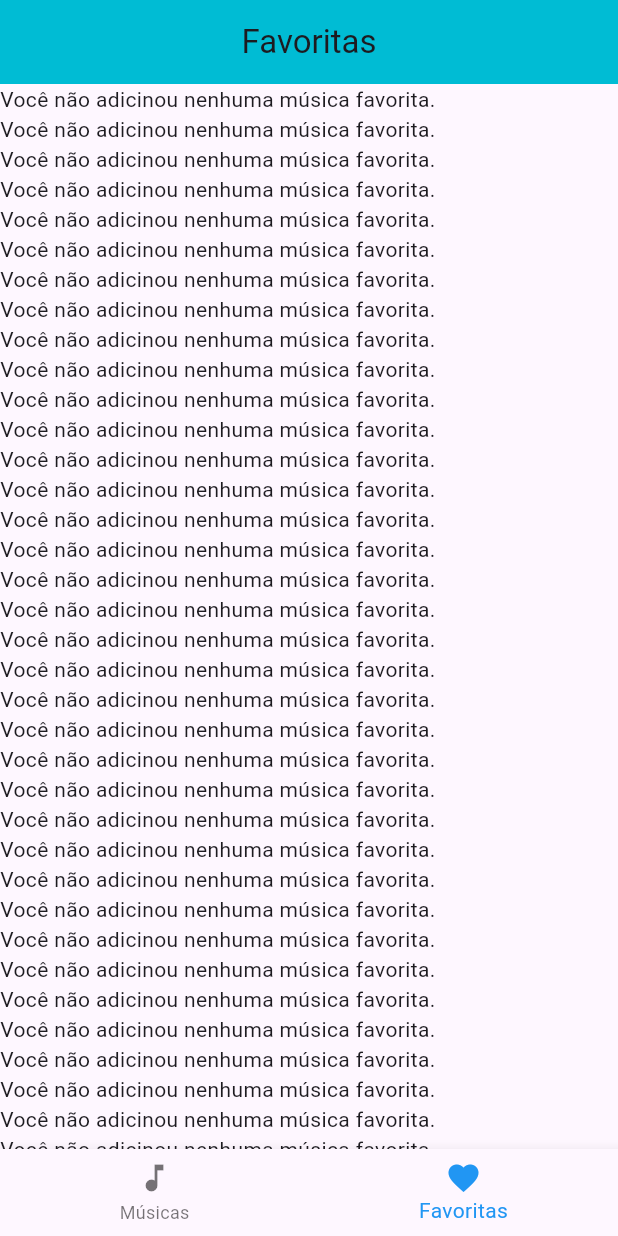
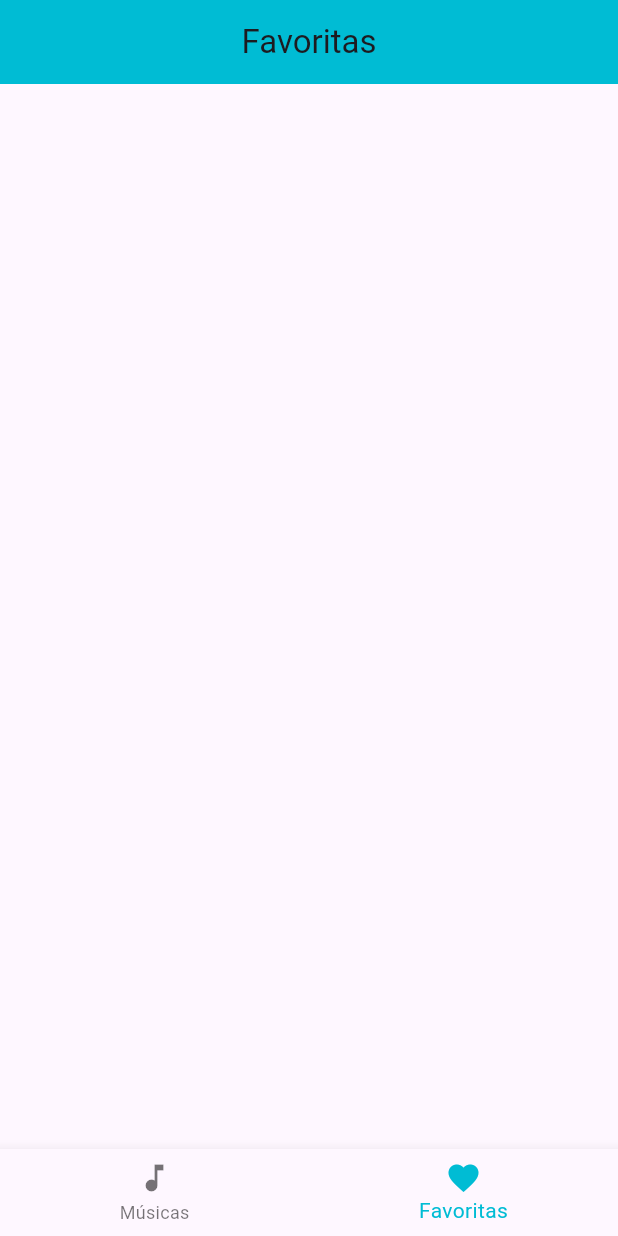
Before and after one commit to LeonardoFreitasDev/livrodecorosv2, a Flutter app: the screen it shows after launch, item 2 of the bottom bar chosen, on a phone screen of 412 x 824 dp. Run offline on Flutter 3.47's test engine with Material 3 defaults, Android fonts, the phone set to English and light mode, and no system bars.

Commit message:
Correção no loyout da tela de favoritos, e mmelhorias na renderização da lista de songs

```diff
--- a/livro_de_coros_v2/lib/views/FavoriteListScreen.dart
+++ b/livro_de_coros_v2/lib/views/FavoriteListScreen.dart
@@ -50,13 +50,6 @@ class _FavoriteListScreenState extends State<FavoriteListScreen> {
   @override
   Widget build(BuildContext context) {
     return Scaffold(
-      appBar: AppBar(
-        title: const Center(
-          child: Text(
-            'Favoritas',
-          ),
-        ),
-      ),
       body: Scrollbar(
         child: ListView.builder(
           itemCount: widget.songList.length,
@@ -71,13 +64,12 @@ class _FavoriteListScreenState extends State<FavoriteListScreen> {
                     ),
                     margin: EdgeInsets.all(3.0),
                     child: ListTile(
-                      title: Flexible(
-                          child: Text(
+                      title: Text(
                         'Nº ${'${widget.songList[index].numero} - ${widget.songList[index].titulo}'}',
                         overflow: TextOverflow.ellipsis,
                         maxLines: 1,
                         style: TextStyle(fontWeight: FontWeight.bold),
-                      )),
+                      ),
                       subtitle: Text(
                         '${widget.songList[index].letra[0].toString()}...',
                         overflow: TextOverflow.ellipsis,
@@ -110,7 +102,7 @@ class _FavoriteListScreenState extends State<FavoriteListScreen> {
                       },
                     ),
                   )
-                : Text('Você não adicinou nenhuma música favorita.');
+                : SizedBox();
           },
         ),
       ),
--- a/livro_de_coros_v2/lib/views/SongListView.dart
+++ b/livro_de_coros_v2/lib/views/SongListView.dart
@@ -4,7 +4,6 @@ import 'package:flutter/material.dart';
 import 'dart:convert';
 import 'package:flutter/services.dart' show ByteData, rootBundle;
 import '../models/Song.dart';
-import '../views/SongScreen.dart';
 import 'package:path_provider/path_provider.dart';
 import 'FavoriteListScreen.dart';
 import 'SongListScreen.dart';
@@ -16,6 +15,7 @@ class SongListView extends StatefulWidget {
 
 class _SongListViewState extends State<SongListView> {
   List<Song> songList = [];
+  List<Song> songListFavorite = [];
 
   int _selectedIndex = 0;
 
@@ -63,6 +63,8 @@ class _SongListViewState extends State<SongListView> {
       List<Song> songs = jsonData.map((data) => Song.fromJson(data)).toList();
       setState(() {
         songList = songs;
+        songListFavorite =
+            songs.where((song) => song.favorito == true).toList();
       });
     }
   }
@@ -78,40 +80,16 @@ class _SongListViewState extends State<SongListView> {
     }
   }
 
-  // Future<void> saveSongsToJson(List<Song> songs) async {
-  //   try {
-  //     // Obter o diretório de documentos do aplicativo
-  //     Directory directory = await getApplicationDocumentsDirectory();
-  //     File file = File('${directory.path}/songs.json');
-
-  //     // Converter a lista de músicas para JSON
-  //     List<Map<String, dynamic>> jsonData =
-  //         songs.map((song) => song.toJson()).toList();
-
-  //     // Escrever os dados JSON de volta no arquivo
-  //     await file.writeAsString(json.encode(jsonData));
-  //   } catch (e) {
-  //     print('Erro ao salvar músicas no arquivo JSON: $e');
-  //   }
-  // }
-
-  // Future<void> updateSongFavorite(Song song, List<Song> songList) async {
-  //   // Carregar as músicas existentes do arquivo JSON
-  //   List<Song> songs = await songList;
-
-  //   // Encontrar o índice do Song na lista
-  //   int songIndex = songs.indexWhere((element) => element.id == song.id);
-
-  //   // Atualizar o estado de favorito do Song
-  //   songs[songIndex].favorito = !songs[songIndex].favorito;
-
-  //   // Salvar os dados atualizados no arquivo JSON
-  //   await saveSongsToJson(songs);
-  // }
-
   @override
   Widget build(BuildContext context) {
     return Scaffold(
+      appBar: AppBar(
+        title: const Center(
+          child: Text(
+            'Favoritas',
+          ),
+        ),
+      ),
       body: IndexedStack(
         index: _selectedIndex,
         children: [
@@ -131,88 +109,9 @@ class _SongListViewState extends State<SongListView> {
           ),
         ],
         currentIndex: _selectedIndex,
-        selectedItemColor: Colors.blue,
+        selectedItemColor: Color(0xFF00BCD4),
         onTap: _onItemTapped,
       ),
     );
   }
 }
-
-// @override
-//   Widget build(BuildContext context) {
-//     return Scaffold(
-//       appBar: AppBar(
-//         title: const Center(
-//           child: Text(
-//             'Músicas',
-//           ),
-//         ),
-//       ),
-//       body: Scrollbar(
-//         child: ListView.builder(
-//           itemCount: songList.length,
-//           itemBuilder: (BuildContext context, int index) {
-//             return Container(
-//               decoration: BoxDecoration(
-//                 borderRadius: BorderRadius.circular(10),
-//                 color: songList[index].favorito == true
-//                     ? Color(0x33D4006C)
-//                     : Colors.white,
-//               ),
-//               margin: EdgeInsets.all(3.0),
-//               child: ListTile(
-//                 title: Flexible(
-//                   child: Text(
-//                     'Nº ${'${songList[index].numero} - ${songList[index].titulo}'}',
-//                     overflow: TextOverflow.ellipsis,
-//                     maxLines: 1,
-//                     style: TextStyle(fontWeight: FontWeight.bold),
-//                   ),
-//                 ),
-//                 subtitle: Text(
-//                   '${songList[index].letra[0].toString()}...',
-//                   overflow: TextOverflow.ellipsis,
-//                   maxLines: 1,
-//                 ),
-//                 trailing: IconButton(
-//                   icon: Icon(
-//                     songList[index].favorito == true
-//                         ? Icons.favorite
-//                         : Icons.favorite_border,
-//                     color: songList[index].favorito == true
-//                         ? Colors.red
-//                         : Colors.grey,
-//                   ),
-//                   onPressed: () {
-//                     setState(() {
-//                       updateSongFavorite(songList[index], songList);
-//                     });
-//                   },
-//                 ),
-//                 onTap: () {
-//                   Navigator.push(
-//                     context,
-//                     MaterialPageRoute(
-//                       builder: (context) => SongScreen(song: songList[index]),
-//                     ),
-//                   );
-//                 },
-//               ),
-//             );
-//           },
-//         ),
-//       ),
-//       bottomNavigationBar: BottomNavigationBar(
-//         items: const [
-//           BottomNavigationBarItem(
-//             icon: Icon(Icons.audiotrack_sharp),
-//             label: 'Músicas',
-//           ),
-//           BottomNavigationBarItem(
-//             icon: Icon(Icons.favorite_sharp),
-//             label: 'Favoritas',
-//           ),
-//         ],
-//       ),
-//     );
-//   }
```
Also changed, not shown: livro_de_coros_v2/lib/views/SongListScreen.dart (+6 -15 lines).
